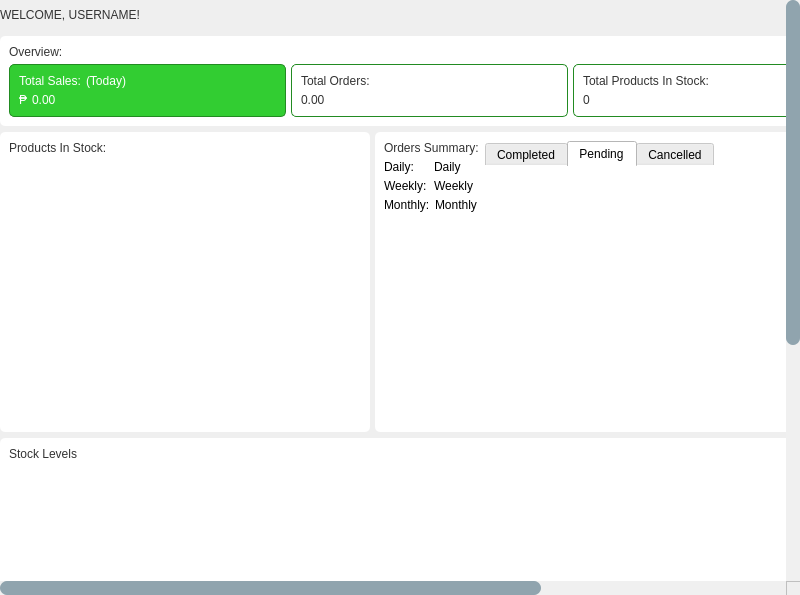
This is app/src/ui/final_ui/dashboard.ui in Kazu0210/Inventory-System as Qt 5 draws it before an edit. The edited form follows.
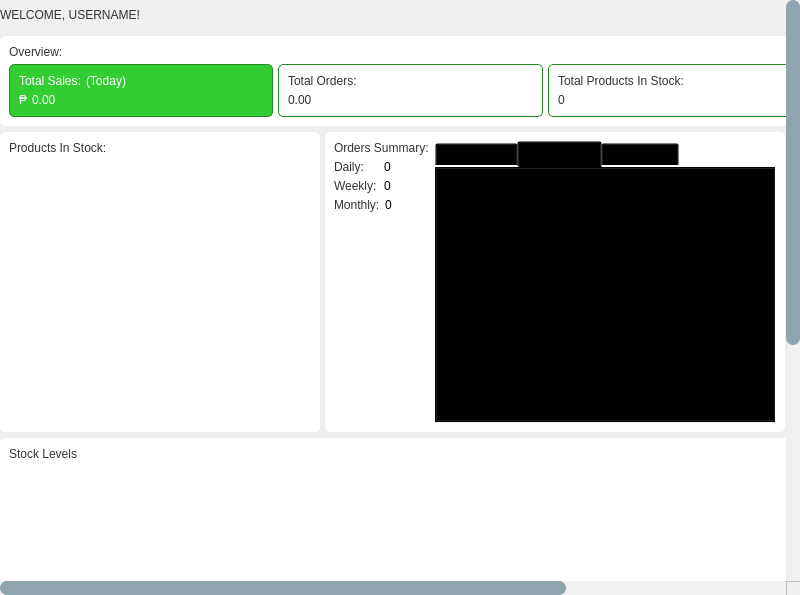
This is the edited form. The open tabs and pages were chosen to show the change.

What changed in the file:
```diff
--- a/app/src/ui/final_ui/dashboard.ui
+++ b/app/src/ui/final_ui/dashboard.ui
@@ -85,9 +85,9 @@
      <widget class="QWidget" name="scrollAreaWidgetContents_2">
       <property name="geometry">
        <rect>
-        <x>0</x>
+        <x>-304</x>
         <y>0</y>
-        <width>1140</width>
+        <width>1090</width>
         <height>1026</height>
        </rect>
       </property>
@@ -673,7 +673,7 @@
            <widget class="QFrame" name="frame_12">
             <property name="minimumSize">
              <size>
-              <width>370</width>
+              <width>320</width>
               <height>300</height>
              </size>
             </property>
@@ -713,11 +713,11 @@
                </property>
               </widget>
              </item>
-             <item alignment="Qt::AlignHCenter">
+             <item>
               <widget class="QScrollArea" name="cylinderTypes_scrollArea">
                <property name="minimumSize">
                 <size>
-                 <width>360</width>
+                 <width>300</width>
                  <height>250</height>
                 </size>
                </property>
@@ -779,7 +779,7 @@
                  <rect>
                   <x>0</x>
                   <y>0</y>
-                  <width>360</width>
+                  <width>302</width>
                   <height>253</height>
                  </rect>
                 </property>
@@ -888,18 +888,22 @@
                    </property>
                    <item>
                     <widget class="QLabel" name="label_14">
+                     <property name="styleSheet">
+                      <string notr="true">font: 63 10pt &quot;Noto Sans SemiBold&quot;;
+color: #333333;</string>
+                     </property>
                      <property name="text">
                       <string>Daily:</string>
                      </property>
                     </widget>
                    </item>
-                   <item>
+                   <item alignment="Qt::AlignLeft">
                     <widget class="QLabel" name="daily_order_label">
                      <property name="cursor">
                       <cursorShape>CrossCursor</cursorShape>
                      </property>
                      <property name="text">
-                      <string>Daily</string>
+                      <string>0</string>
                      </property>
                     </widget>
                    </item>
@@ -932,15 +936,19 @@
                    </property>
                    <item>
                     <widget class="QLabel" name="label_16">
+                     <property name="styleSheet">
+                      <string notr="true">font: 63 10pt &quot;Noto Sans SemiBold&quot;;
+color: #333333;</string>
+                     </property>
                      <property name="text">
                       <string>Weekly:</string>
                      </property>
                     </widget>
                    </item>
-                   <item>
+                   <item alignment="Qt::AlignLeft">
                     <widget class="QLabel" name="weekly_order_label">
                      <property name="text">
-                      <string>Weekly</string>
+                      <string>0</string>
                      </property>
                     </widget>
                    </item>
@@ -973,15 +981,19 @@
                    </property>
                    <item>
                     <widget class="QLabel" name="label_18">
+                     <property name="styleSheet">
+                      <string notr="true">font: 63 10pt &quot;Noto Sans SemiBold&quot;;
+color: #333333;</string>
+                     </property>
                      <property name="text">
                       <string>Monthly:</string>
                      </property>
                     </widget>
                    </item>
-                   <item>
+                   <item alignment="Qt::AlignLeft">
                     <widget class="QLabel" name="monthly_order_label">
                      <property name="text">
-                      <string>Monthly</string>
+                      <string>0</string>
                      </property>
                     </widget>
                    </item>
@@ -1024,7 +1036,7 @@
                    </size>
                   </property>
                   <property name="styleSheet">
-                   <string notr="true">background-color: #fff;
+                   <string notr="true">background-color: transparent;
 </string>
                   </property>
                   <property name="currentIndex">
@@ -1042,7 +1054,7 @@
                   </widget>
                   <widget class="QWidget" name="tab_3">
                    <attribute name="title">
-                    <string>Pending</string>
+                    <string>Processing</string>
                    </attribute>
                    <layout class="QVBoxLayout" name="verticalLayout_12">
                     <item>
```
Left out of the diff: 4 changed lines with no effect on the pictures.
